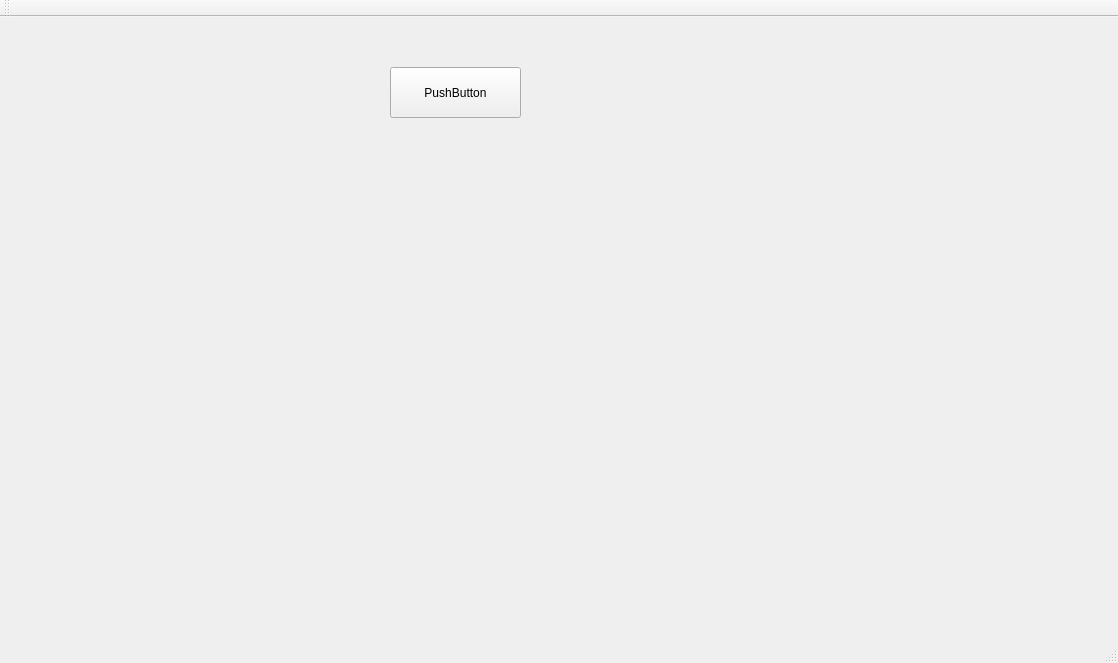
Old version of the form Z-L-System/Z-L-System/ZLSystem.ui in the repository zLordZachy/Z-L-System.
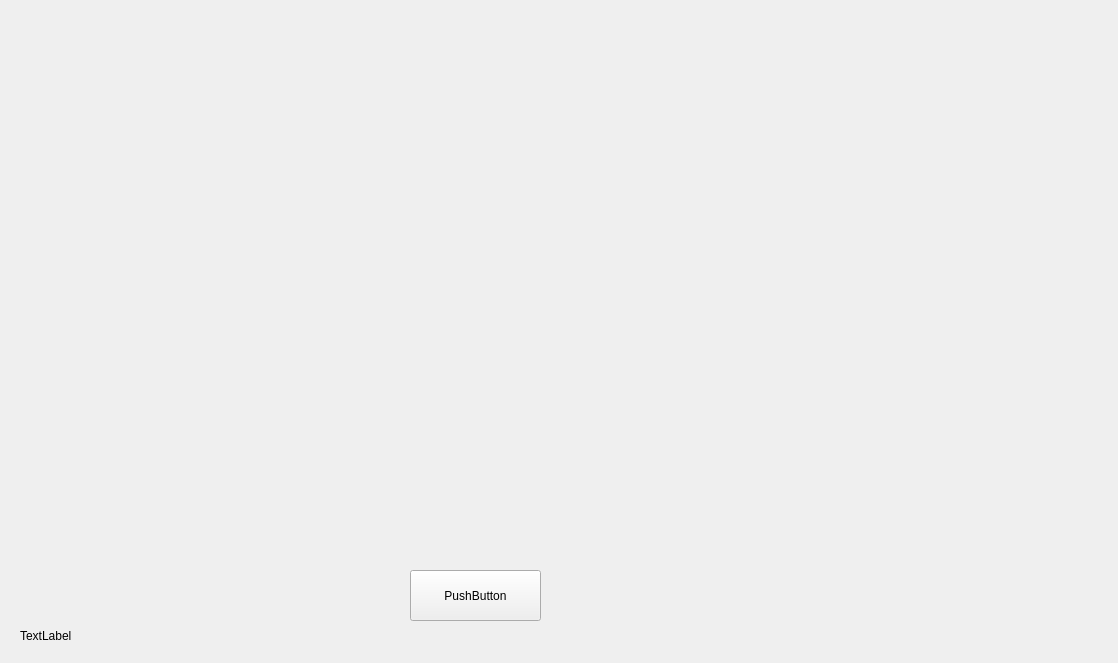
New version of the form.

```diff
--- a/Z-L-System/Z-L-System/ZLSystem.ui
+++ b/Z-L-System/Z-L-System/ZLSystem.ui
@@ -17,8 +17,8 @@
    <widget class="QPushButton" name="pushButton">
     <property name="geometry">
      <rect>
-      <x>390</x>
-      <y>50</y>
+      <x>410</x>
+      <y>570</y>
       <width>131</width>
       <height>51</height>
      </rect>
@@ -27,26 +27,20 @@
      <string>PushButton</string>
     </property>
    </widget>
-  </widget>
-  <widget class="QMenuBar" name="menuBar">
+   <widget class="QLabel" name="label">
    <property name="geometry">
     <rect>
-     <x>0</x>
-     <y>0</y>
-     <width>1118</width>
-     <height>21</height>
-    </rect>
-   </property>
-  </widget>
-  <widget class="QToolBar" name="mainToolBar">
-   <attribute name="toolBarArea">
-    <enum>TopToolBarArea</enum>
-   </attribute>
-   <attribute name="toolBarBreak">
-    <bool>false</bool>
-   </attribute>
+      <x>20</x>
+      <y>620</y>
+      <width>81</width>
+      <height>31</height>
+     </rect>
+    </property>
+    <property name="text">
+     <string>TextLabel</string>
+    </property>
+   </widget>
   </widget>
-  <widget class="QStatusBar" name="statusBar"/>
  </widget>
  <layoutdefault spacing="6" margin="11"/>
  <resources>
```
Lines whose indentation alone changed are shown as unchanged.
